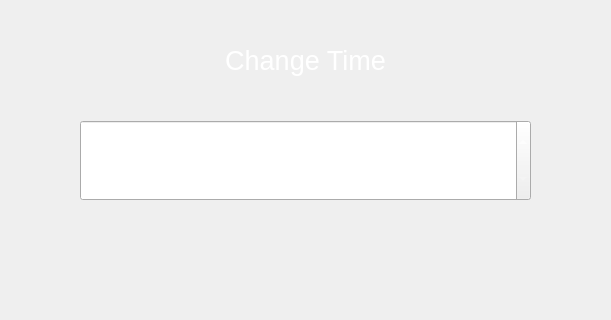
HaiidyHossam/QT-Platoon-Infotainment-, file Forms/Settings.ui: the form before one commit; both pictures show x 210 to 821 and y 120 to 440 of the 1024 by 600 pixel window.
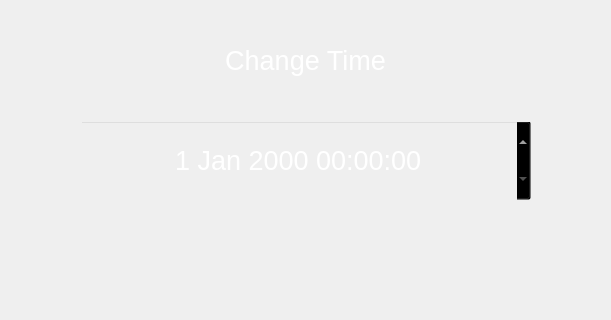
The form after the commit. Icons and pictures are not drawn.

Diff of the .ui file:
```diff
--- a/Forms/Settings.ui
+++ b/Forms/Settings.ui
@@ -120,7 +120,9 @@
     </font>
    </property>
    <property name="styleSheet">
-    <string notr="true">color: rgb(255, 255, 255);</string>
+    <string notr="true">color: rgb(255, 255, 255);
+background: transparent;
+</string>
    </property>
    <property name="alignment">
     <set>Qt::AlignCenter</set>
```
